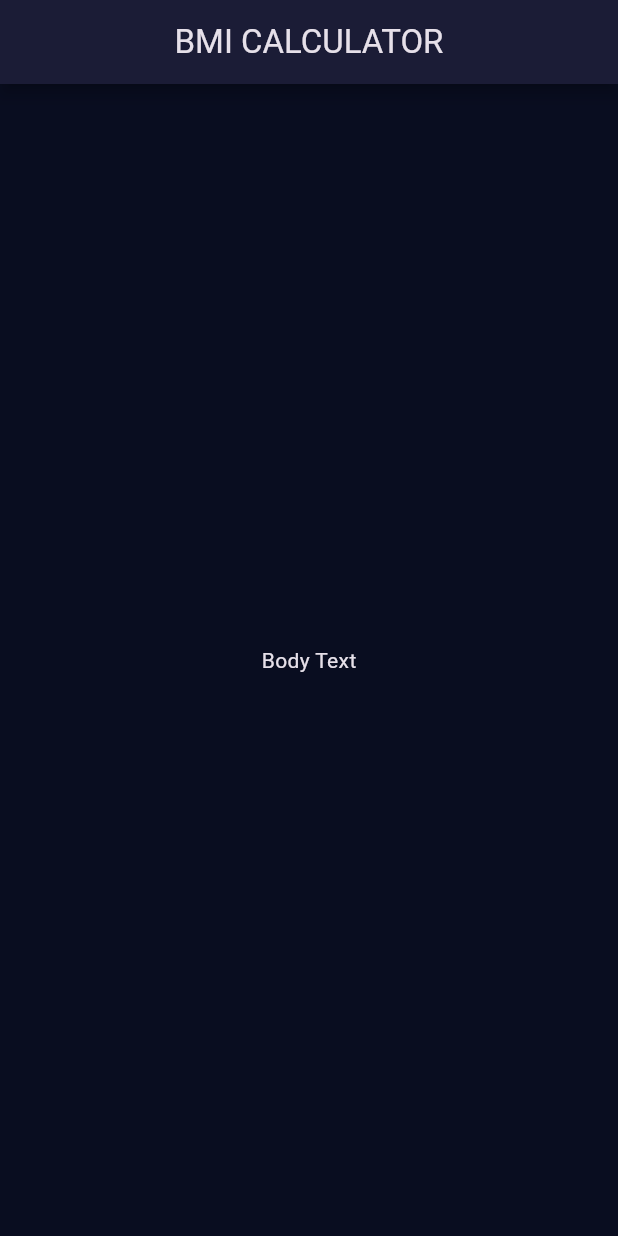
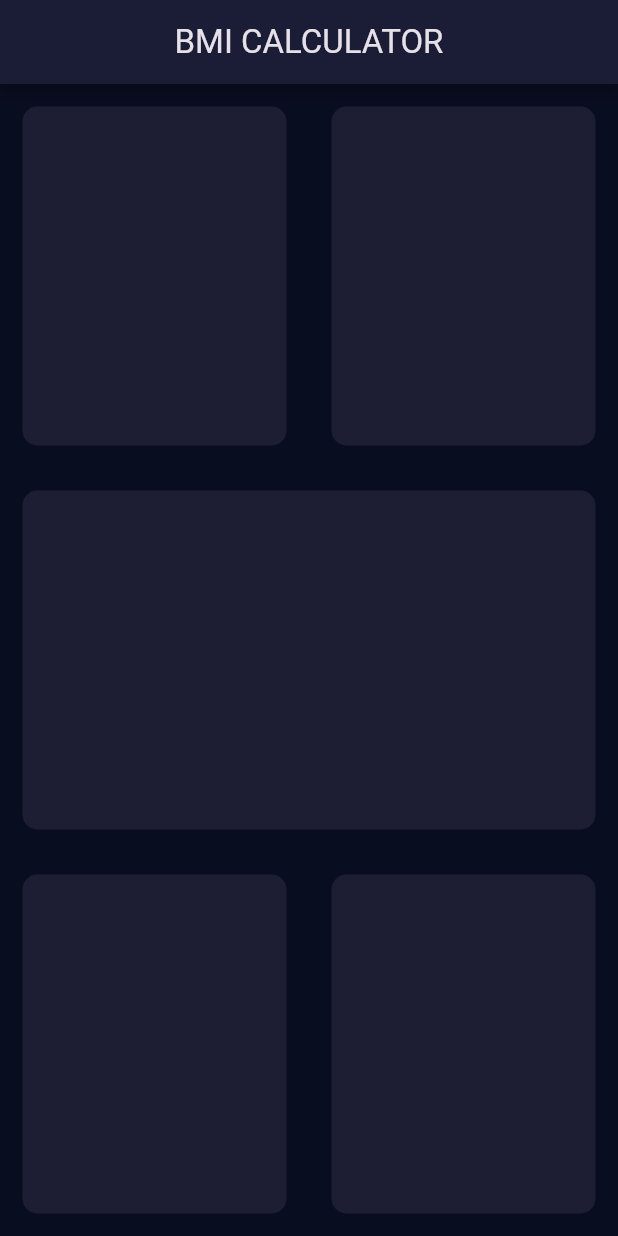
Before and after one commit to ramanaa77/flutter-learning-bootcamp, a Flutter app: the screen it shows after launch, on a phone screen of 412 x 824 dp. Run offline on Flutter 3.47's test engine with Material 3 defaults, Android fonts, the phone set to English and light mode, and no system bars; our stand-ins replace audioplayers, rflutter_alert.

Commit message:
Refactored reusable container widget

```diff
--- a/bmi-calculator/lib/input_page.dart
+++ b/bmi-calculator/lib/input_page.dart
@@ -1,5 +1,4 @@
 import 'package:flutter/material.dart';
-
 
 class InputPage extends StatefulWidget {
   const InputPage({super.key});
@@ -13,7 +12,63 @@
   Widget build(BuildContext context) {
     return Scaffold(
       appBar: AppBar(title: Text('BMI CALCULATOR')),
-      body: Center(child: Text('Body Text')),
+      body: Column(
+        children: [
+          Expanded(
+            child: Row(
+              children: [
+                Expanded(
+                  child: ReusableCard(
+                      colour: Color(0xFF1D1E33),
+                  ),
+                ),
+                Expanded(
+                  child: ReusableCard(
+                      colour: Color(0xFF1D1E33),
+                  ),
+                ),
+              ],
+            ),
+          ),
+          Expanded(
+            child: ReusableCard(
+                colour: Color(0xFF1D1E33)
+            ),
+          ),
+          Expanded(
+            child: Row(
+              children: [
+                Expanded(
+                  child: ReusableCard(
+                      colour: Color(0xFF1D1E33)
+                  ),
+                ),
+                Expanded(
+                  child: ReusableCard(
+                      colour: Color(0xFF1D1E33),
+                  ),
+                ),
+              ],
+            ),
+          ),
+        ],
+      ),
     );
   }
 }
+
+class ReusableCard extends StatelessWidget {
+  final Color colour;
+  const ReusableCard({super.key, required this.colour});
+
+  @override
+  Widget build(BuildContext context) {
+    return Container(
+      margin: EdgeInsets.all(15),
+      decoration: BoxDecoration(
+        color: colour,
+        borderRadius: BorderRadius.circular(10),
+      ),
+    );
+  }
+}
```
